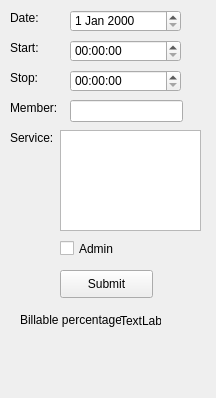
The window that mainwindow.ui (orville94Bailey/billableTimeCalc) describes before a commit, drawn with Qt 5.
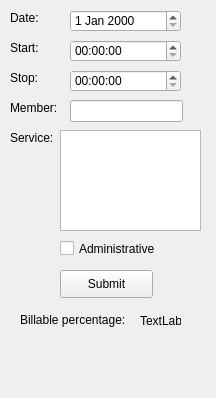
The same window after the commit.

Commit message: did some finalization

The edit to the form file:
```diff
--- a/mainwindow.ui
+++ b/mainwindow.ui
@@ -135,7 +135,7 @@
      <rect>
       <x>20</x>
       <y>310</y>
-      <width>101</width>
+      <width>121</width>
       <height>20</height>
      </rect>
     </property>
@@ -146,7 +146,7 @@
    <widget class="QLabel" name="billablePercentage">
     <property name="geometry">
      <rect>
-      <x>120</x>
+      <x>140</x>
       <y>310</y>
       <width>41</width>
       <height>21</height>
@@ -191,12 +191,12 @@
      <rect>
       <x>60</x>
       <y>240</y>
-      <width>70</width>
+      <width>111</width>
       <height>17</height>
      </rect>
     </property>
     <property name="text">
-     <string>Admin</string>
+     <string>Administrative</string>
     </property>
    </widget>
   </widget>
```
Left out of the diff: 12 changed lines with no effect on the pictures. The commit also changes 1 other file.
